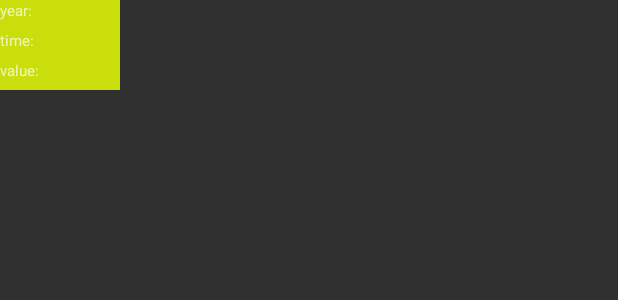
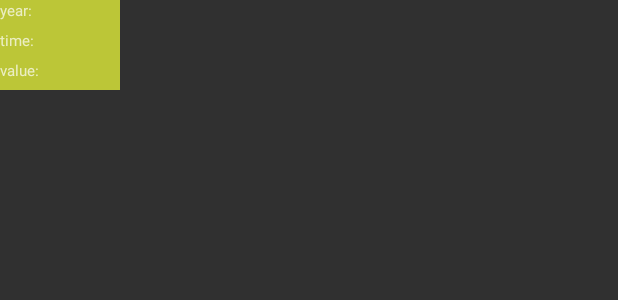
Before and after one commit to hebe061103/ACPowerSwitch, an Android app: the layout custom_marker_view.xml on its own in the app's theme, with its tools: preview values and no code run, on a phone screen of 412 x 824 dp. Shown: the top 300 px of the screen. Run offline under Robolectric (Android 15) with nearby library versions, the phone set to English and light mode, and no system bars.

Commit message:
光伏市电切换系统

```diff
--- a/app/src/main/res/layout/custom_marker_view.xml
+++ b/app/src/main/res/layout/custom_marker_view.xml
@@ -4,7 +4,7 @@
     xmlns:tools="http://schemas.android.com/tools"
     android:layout_width="wrap_content"
     android:layout_height="wrap_content"
-    android:background="#CADE0B">
+    android:background="#CFDDE939">
 
     <TextView
         android:id="@+id/m_year"
@@ -12,7 +12,7 @@
         android:layout_height="20dp"
         android:hint="year:"
         android:textSize="10sp"
-        android:textColor="#616261"
+        android:textColor="#37BBFA"
         app:layout_constraintStart_toStartOf="parent"
         app:layout_constraintTop_toTopOf="parent"
         tools:ignore="HardcodedText,SmallSp,TextContrastCheck" />
@@ -23,7 +23,7 @@
         android:layout_height="20dp"
         android:hint="time:"
         android:textSize="10sp"
-        android:textColor="#4CAF50"
+        android:textColor="@color/black"
         app:layout_constraintStart_toStartOf="parent"
         app:layout_constraintTop_toBottomOf="@+id/m_year"
         tools:ignore="HardcodedText,SmallSp,TextContrastCheck" />
@@ -34,7 +34,7 @@
         android:layout_height="20dp"
         android:hint="value:"
         android:textSize="10sp"
-        android:textColor="#FF5722"
+        android:textColor="#43A047"
         app:layout_constraintStart_toStartOf="parent"
         app:layout_constraintTop_toBottomOf="@+id/m_time"
         tools:ignore="HardcodedText,SmallSp,TextContrastCheck" />
```
